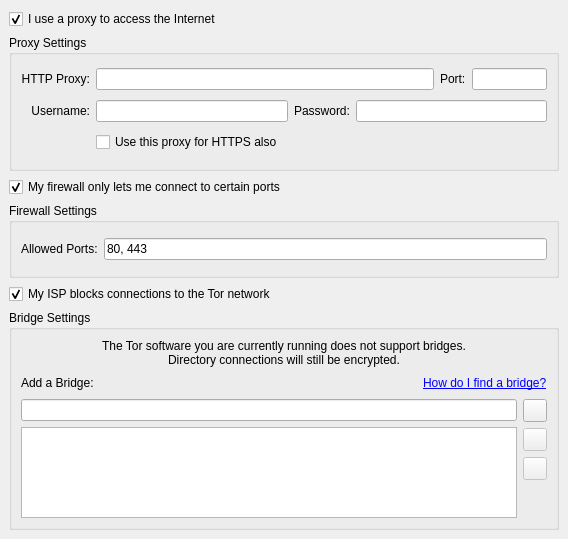
Old version of the form src/vidalia/config/networkpage.ui in the repository a-ilin/vidalia.
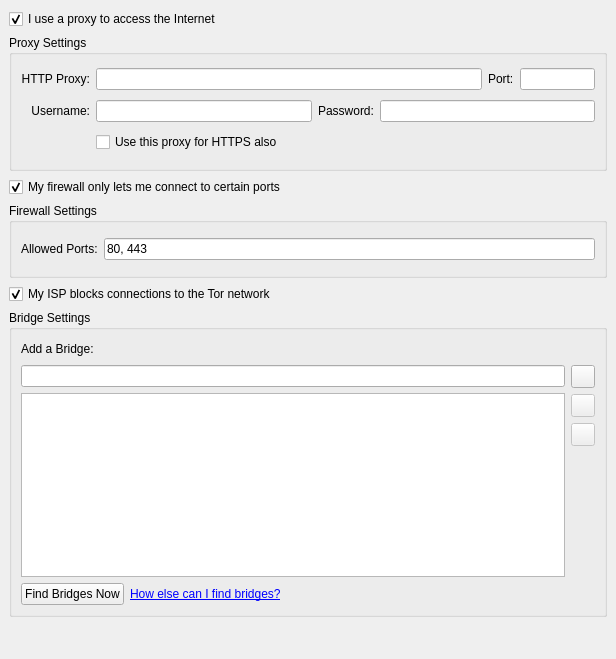
New version of the form. Icons and pictures are not drawn.

Commit message:
Add the .ui stuff for the "Find Bridges Now" button (hidden for now since it doesn't do anything yet) and stub in a slot for it. Also remove some cruft from back when we supported Tors that didn't support bridges.
svn:r3724

Patch:
```diff
--- a/src/vidalia/config/networkpage.ui
+++ b/src/vidalia/config/networkpage.ui
@@ -5,8 +5,8 @@
    <rect>
     <x>0</x>
     <y>0</y>
-    <width>568</width>
-    <height>539</height>
+    <width>616</width>
+    <height>659</height>
    </rect>
   </property>
   <property name="contextMenuPolicy" >
@@ -35,9 +35,7 @@
    <item>
     <widget class="QGroupBox" name="grpProxySettings" >
      <property name="sizePolicy" >
-      <sizepolicy>
-       <hsizetype>5</hsizetype>
-       <vsizetype>1</vsizetype>
+      <sizepolicy vsizetype="Minimum" hsizetype="Preferred" >
        <horstretch>0</horstretch>
        <verstretch>0</verstretch>
       </sizepolicy>
@@ -186,9 +184,7 @@
    <item>
     <widget class="QGroupBox" name="grpFirewallSettings" >
      <property name="sizePolicy" >
-      <sizepolicy>
-       <hsizetype>5</hsizetype>
-       <vsizetype>1</vsizetype>
+      <sizepolicy vsizetype="Minimum" hsizetype="Preferred" >
        <horstretch>0</horstretch>
        <verstretch>0</verstretch>
       </sizepolicy>
@@ -245,9 +241,7 @@
    <item>
     <widget class="QGroupBox" name="grpBridgeSettings" >
      <property name="sizePolicy" >
-      <sizepolicy>
-       <hsizetype>5</hsizetype>
-       <vsizetype>5</vsizetype>
+      <sizepolicy vsizetype="Preferred" hsizetype="Preferred" >
        <horstretch>0</horstretch>
        <verstretch>0</verstretch>
       </sizepolicy>
@@ -268,19 +262,9 @@
       <property name="spacing" >
        <number>6</number>
       </property>
-      <item>
-       <widget class="QLabel" name="lblNoBridgeSupport" >
-        <property name="text" >
-         <string>The Tor software you are currently running does not support bridges. &lt;br>Directory connections will still be encrypted.</string>
-        </property>
-        <property name="alignment" >
-         <set>Qt::AlignCenter</set>
-        </property>
-        <property name="wordWrap" >
-         <bool>true</bool>
-        </property>
-       </widget>
-      </item>
+      <property name="margin" >
+       <number>9</number>
+      </property>
       <item>
        <layout class="QHBoxLayout" >
         <property name="margin" >
@@ -309,16 +293,6 @@
           </property>
          </spacer>
         </item>
-        <item>
-         <widget class="QLabel" name="lblHelpFindBridges" >
-          <property name="cursor" >
-           <cursor>13</cursor>
-          </property>
-          <property name="text" >
-           <string>&lt;a href="bridges.finding">How do I find a bridge?&lt;/a></string>
-          </property>
-         </widget>
-        </item>
        </layout>
       </item>
       <item>
@@ -423,6 +397,40 @@
         </item>
        </layout>
       </item>
+      <item>
+       <layout class="QHBoxLayout" name="horizontalLayout_3" >
+        <item>
+         <widget class="QPushButton" name="btnFindBridges" >
+          <property name="text" >
+           <string>Find Bridges Now</string>
+          </property>
+         </widget>
+        </item>
+        <item>
+         <widget class="QLabel" name="lblHelpFindBridges" >
+          <property name="cursor" >
+           <cursorShape>PointingHandCursor</cursorShape>
+          </property>
+          <property name="text" >
+           <string>&lt;a href="bridges.finding">How else can I find bridges?&lt;/a></string>
+          </property>
+         </widget>
+        </item>
+        <item>
+         <spacer name="horizontalSpacer" >
+          <property name="orientation" >
+           <enum>Qt::Horizontal</enum>
+          </property>
+          <property name="sizeHint" >
+           <size>
+            <width>40</width>
+            <height>20</height>
+           </size>
+          </property>
+         </spacer>
+        </item>
+       </layout>
+      </item>
      </layout>
     </widget>
    </item>
```
Left out of the diff: 60 changed lines with no effect on the pictures. The commit also changes 2 other files.
